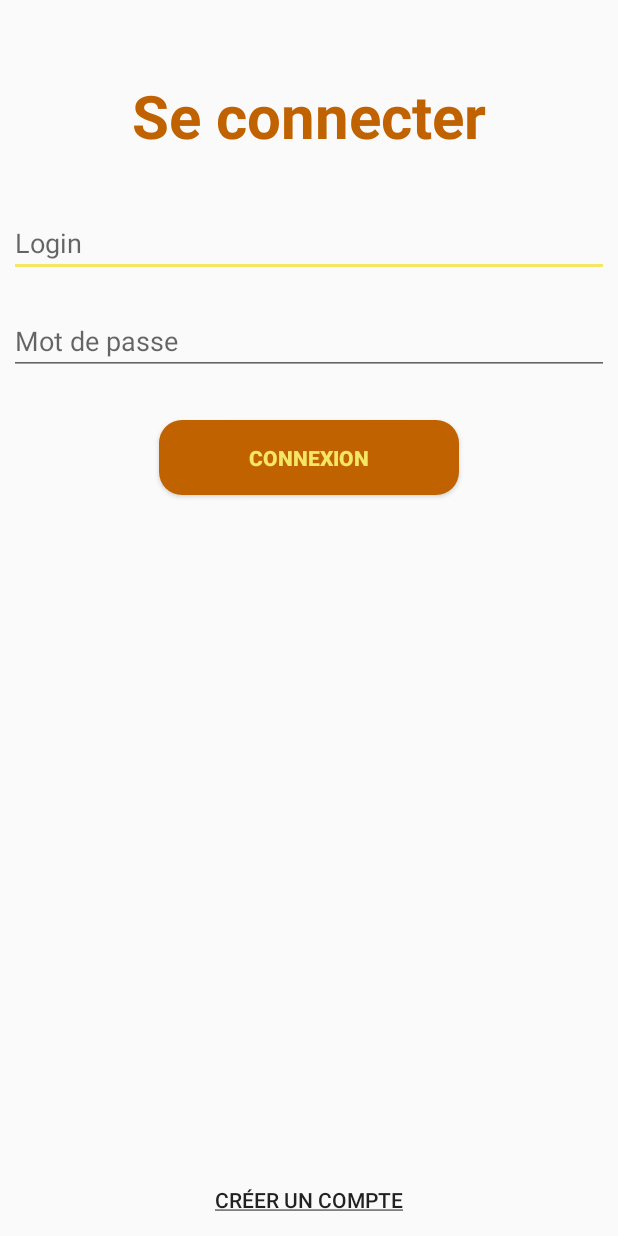
After one commit to ErwanBouriau/Android, an Android app: the layout activity_login_page.xml on its own in the app's theme, with its tools: preview values and no code run, on a phone screen of 412 x 824 dp. The commit adds this screen. Run offline under Robolectric (Android 15) with nearby library versions, the phone set to English and light mode, and no system bars.

Commit message:
login page

```diff
--- a/app/src/main/AndroidManifest.xml
+++ b/app/src/main/AndroidManifest.xml
@@ -9,13 +9,14 @@
         android:roundIcon="@mipmap/ic_launcher_round"
         android:supportsRtl="true"
         android:theme="@style/AppTheme">
-        <activity android:name=".MainActivity">
+        <activity android:name=".LoginPage" android:screenOrientation="landscape">
             <intent-filter>
                 <action android:name="android.intent.action.MAIN" />
 
                 <category android:name="android.intent.category.LAUNCHER" />
             </intent-filter>
         </activity>
+        <activity android:name=".MainActivity"></activity>
     </application>
 
 </manifest>
--- /dev/null
+++ b/app/src/main/java/com/example/fruit_tourney/LoginPage.java
@@ -0,0 +1,16 @@
+package com.example.fruit_tourney;
+
+import androidx.appcompat.app.AppCompatActivity;
+
+import android.content.pm.ActivityInfo;
+import android.os.Bundle;
+
+public class LoginPage extends AppCompatActivity {
+
+    @Override
+    protected void onCreate(Bundle savedInstanceState) {
+        super.onCreate(savedInstanceState);
+
+        setContentView(R.layout.activity_login_page);
+    }
+}
--- /dev/null
+++ b/app/src/main/res/drawable/btn_rounded.xml
@@ -0,0 +1,10 @@
+<?xml version="1.0" encoding="utf-8"?>
+<selector xmlns:android="http://schemas.android.com/apk/res/android">
+    <item>
+        <shape android:shape="rectangle">
+            <solid android:color="@color/colorSecondaryDark"/>
+            <!--corners allow us to make the rounded corners button-->
+            <corners android:radius="15dp" />
+        </shape>
+    </item>
+</selector>
--- /dev/null
+++ b/app/src/main/res/layout/activity_login_page.xml
@@ -0,0 +1,57 @@
+<?xml version="1.0" encoding="utf-8"?>
+<LinearLayout xmlns:android="http://schemas.android.com/apk/res/android"
+    xmlns:app="http://schemas.android.com/apk/res-auto"
+    xmlns:tools="http://schemas.android.com/tools"
+    android:layout_width="match_parent"
+    android:layout_height="match_parent"
+    tools:context=".LoginPage"
+    android:orientation="vertical">
+
+    <TextView
+        android:layout_width="match_parent"
+        android:layout_height="wrap_content"
+        android:text="@string/cnx_title"
+        android:textSize="40dp"
+        android:gravity="center"
+        android:textColor="@color/colorSecondaryDark"
+        android:layout_marginTop="50dp"
+        android:textStyle="bold"/>
+
+    <EditText
+        android:layout_width="400dp"
+        android:layout_height="wrap_content"
+        android:hint="@string/field_login"
+        android:layout_gravity="center"
+        android:layout_marginTop="35dp"/>
+
+    <EditText
+        android:layout_width="400dp"
+        android:layout_height="wrap_content"
+        android:hint="@string/field_pass"
+        android:layout_gravity="center"
+        android:layout_marginTop="20dp"/>
+
+    <Button
+        android:layout_width="200dp"
+        android:layout_height="wrap_content"
+        android:text="@string/cnx_btn"
+        android:layout_gravity="center"
+        android:background="@drawable/btn_rounded"
+        android:textColor="@color/colorAccent"
+        android:layout_marginTop="30dp"
+        android:padding="15dp"
+        android:textStyle="bold"/>
+
+    <LinearLayout
+        android:layout_width="match_parent"
+        android:layout_height="match_parent"
+        android:gravity="center">
+            <Button
+                android:layout_width="wrap_content"
+                android:layout_height="wrap_content"
+                android:text="@string/account_btn"
+                android:layout_gravity="bottom"
+                android:background="@android:color/transparent"/>
+    </LinearLayout>
+
+</LinearLayout>
--- a/app/src/main/res/values/strings.xml
+++ b/app/src/main/res/values/strings.xml
@@ -7,7 +7,7 @@
     <string name="cnx_btn">Connexion</string>
     <string name="field_login">Login</string>
     <string name="field_pass">Mot de passe</string>
-    <string name="account_btn">Se connecter</string>
+    <string name="account_btn"><u>Créer un compte</u></string>
 
     <!-- Page de Création de compte -->
     <string name="creation_title">Créer mon compte</string>
```
